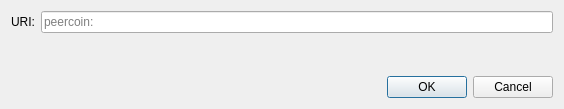
Above: src/qt/forms/openuridialog.ui from sumcoinlabs/sumcoin before the change. Below: the same form after it.
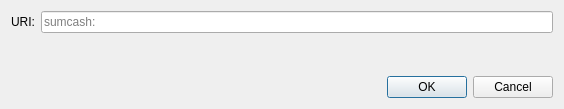
That is the form after the change. Custom widgets are drawn as their Qt base class.

Commit message: Renamed all for Sumcash

```diff
--- a/src/qt/forms/openuridialog.ui
+++ b/src/qt/forms/openuridialog.ui
@@ -26,7 +26,7 @@
      <item>
       <widget class="QValidatedLineEdit" name="uriEdit">
        <property name="placeholderText">
-        <string notr="true">peercoin:</string>
+        <string notr="true">sumcash:</string>
        </property>
       </widget>
      </item>
```
Left out of the diff: 2 changed lines with no effect on the pictures. The commit also changes 291 other files.
